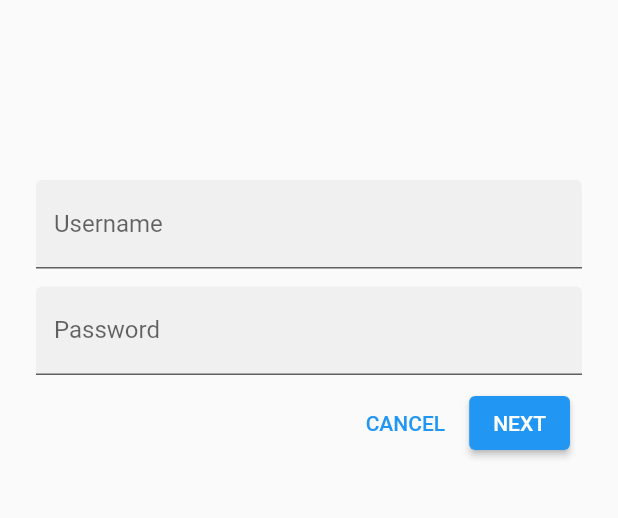
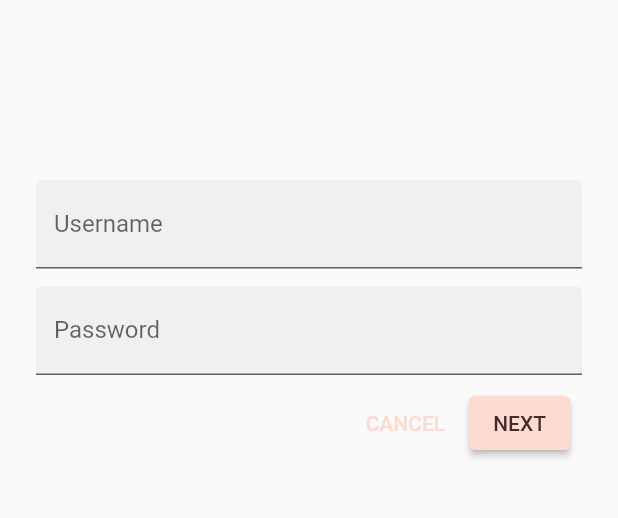
Before and after one commit to NourG8/mdc_103_series, a Flutter app: the screen it shows after launch, on a phone screen of 412 x 824 dp, the part 219-737 px from its top. Run offline on Flutter 3.47's test engine with Material 2 defaults, Android fonts, the phone set to English and light mode, and no system bars.

Commit message:
Customize the text theme

```diff
--- a/lib/app.dart
+++ b/lib/app.dart
@@ -33,6 +33,7 @@ class ShrineApp extends StatelessWidget {
       initialRoute: '/login',
       onGenerateRoute: _getRoute,
       // TODO: Add a theme (103)
+      theme: _kShrineTheme, // New code
     );
   }
 
--- a/pubspec.yaml
+++ b/pubspec.yaml
@@ -19,6 +19,12 @@ dev_dependencies:
 
 flutter:
   # TODO: Insert Fonts (103)
+  fonts:
+    - family: Rubik
+      fonts:
+        - asset: fonts/Rubik-Regular.ttf
+        - asset: fonts/Rubik-Medium.ttf
+          weight: 500
   uses-material-design: true
   assets:
     - assets/diamond.png
```
